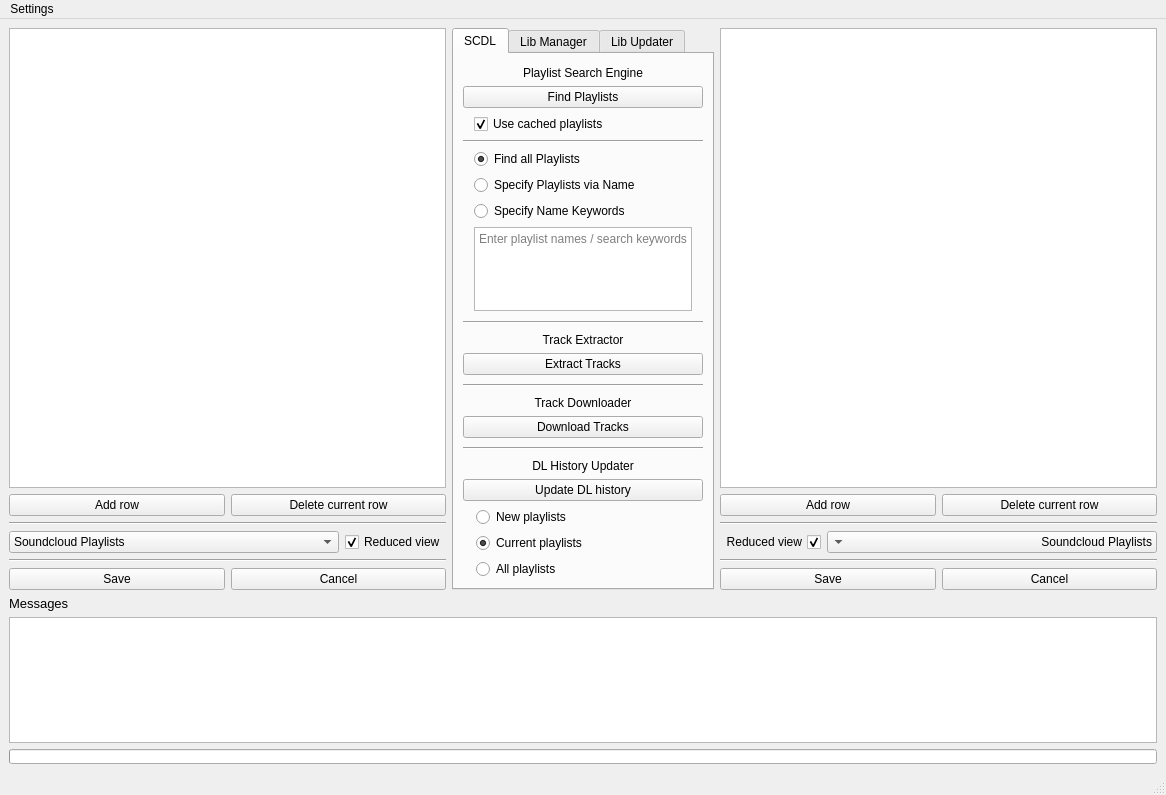
Old version of the form _02_GUI/_03_UI/00_Draft/Main.ui in the repository DST-DEV/SCDL.
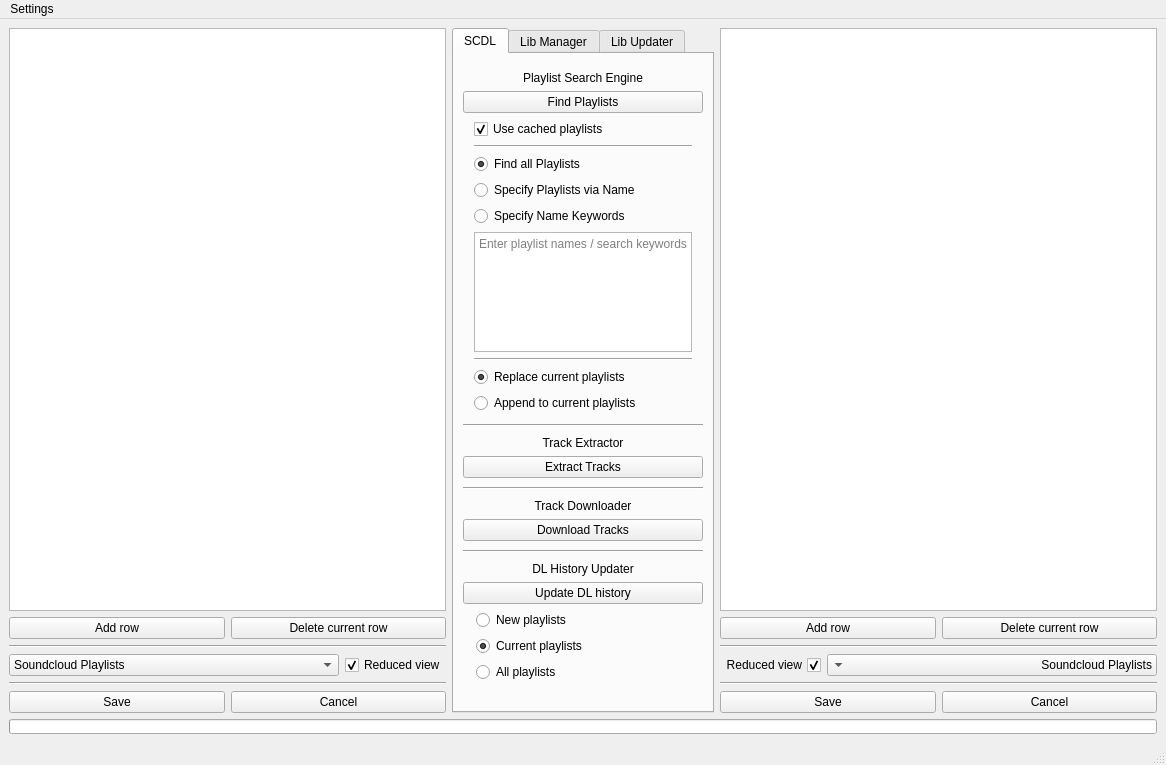
New version of the form. The open tabs and pages were chosen to show the change.

Commit message: Message window removed and buttons to select whether the results from the Soundcloud playlist extraction should replace the current values or append to them

The edit to the form file:
```diff
--- a/_02_GUI/_03_UI/00_Draft/Main.ui
+++ b/_02_GUI/_03_UI/00_Draft/Main.ui
@@ -7,7 +7,7 @@
     <x>0</x>
     <y>0</y>
     <width>1166</width>
-    <height>795</height>
+    <height>765</height>
    </rect>
   </property>
   <property name="sizePolicy">
@@ -28,7 +28,7 @@
    </property>
    <layout class="QGridLayout" name="gridLayout_2">
     <item row="0" column="0">
-     <layout class="QGridLayout" name="gridLayout" rowstretch="10,3" columnstretch="5,3,5">
+     <layout class="QGridLayout" name="gridLayout" rowstretch="100,1" columnstretch="5,3,5">
       <item row="0" column="0">
        <layout class="QGridLayout" name="grid_left">
         <item row="0" column="0" colspan="2">
@@ -290,7 +290,103 @@
          <layout class="QVBoxLayout" name="verticalLayout_3">
           <item>
            <layout class="QGridLayout" name="glayout_SCDL">
+            <item row="7" column="0">
+             <spacer name="verticalSpacer_2">
+              <property name="orientation">
+               <enum>Qt::Vertical</enum>
+              </property>
+              <property name="sizeType">
+               <enum>QSizePolicy::Fixed</enum>
+              </property>
+              <property name="sizeHint" stdset="0">
+               <size>
+                <width>20</width>
+                <height>3</height>
+               </size>
+              </property>
+             </spacer>
+            </item>
+            <item row="0" column="0">
+             <spacer name="verticalSpacer_1">
+              <property name="orientation">
+               <enum>Qt::Vertical</enum>
+              </property>
+              <property name="sizeType">
+               <enum>QSizePolicy::Fixed</enum>
+              </property>
+              <property name="sizeHint" stdset="0">
+               <size>
+                <width>20</width>
+                <height>3</height>
+               </size>
+              </property>
+             </spacer>
+            </item>
             <item row="13" column="0">
+             <spacer name="verticalSpacer_6">
+              <property name="orientation">
+               <enum>Qt::Vertical</enum>
+              </property>
+              <property name="sizeType">
+               <enum>QSizePolicy::Fixed</enum>
+              </property>
+              <property name="sizeHint" stdset="0">
+               <size>
+                <width>20</width>
+                <height>3</height>
+               </size>
+              </property>
+             </spacer>
+            </item>
+            <item row="11" column="0">
+             <spacer name="verticalSpacer_5">
+              <property name="orientation">
+               <enum>Qt::Vertical</enum>
+              </property>
+              <property name="sizeType">
+               <enum>QSizePolicy::Fixed</enum>
+              </property>
+              <property name="sizeHint" stdset="0">
+               <size>
+                <width>20</width>
+                <height>3</height>
+               </size>
+              </property>
+             </spacer>
+            </item>
+            <item row="1" column="0">
+             <spacer name="verticalSpacer_4">
+              <property name="orientation">
+               <enum>Qt::Vertical</enum>
+              </property>
+              <property name="sizeType">
+               <enum>QSizePolicy::Fixed</enum>
+              </property>
+              <property name="sizeHint" stdset="0">
+               <size>
+                <width>20</width>
+                <height>5</height>
+               </size>
+              </property>
+             </spacer>
+            </item>
+            <item row="3" column="0">
+             <spacer name="verticalSpacer_18">
+              <property name="orientation">
+               <enum>Qt::Vertical</enum>
+              </property>
+              <property name="sizeType">
+               <enum>QSizePolicy::Fixed</enum>
+              </property>
+              <property name="sizeHint" stdset="0">
+               <size>
+                <width>20</width>
+                <height>5</height>
+               </size>
+              </property>
+             </spacer>
+            </item>
+            <item row="14" column="0">
              <layout class="QGridLayout" name="glayout_dl_hist" rowstretch="0,0,0,0,0,0,0" columnstretch="1,30,1">
               <property name="sizeConstraint">
                <enum>QLayout::SetDefaultConstraint</enum>
@@ -441,38 +537,36 @@
              </layout>
             </item>
             <item row="4" column="0">
-             <spacer name="verticalSpacer_3">
+             <widget class="Line" name="line">
               <property name="orientation">
-               <enum>Qt::Vertical</enum>
+               <enum>Qt::Horizontal</enum>
               </property>
-              <property name="sizeType">
-               <enum>QSizePolicy::Fixed</enum>
-              </property>
-              <property name="sizeHint" stdset="0">
-               <size>
-                <width>20</width>
-                <height>3</height>
-               </size>
-              </property>
-             </spacer>
+             </widget>
             </item>
-            <item row="10" column="0">
-             <spacer name="verticalSpacer_5">
+            <item row="8" column="0">
+             <widget class="Line" name="line_2">
               <property name="orientation">
-               <enum>Qt::Vertical</enum>
+               <enum>Qt::Horizontal</enum>
               </property>
-              <property name="sizeType">
-               <enum>QSizePolicy::Fixed</enum>
-              </property>
-              <property name="sizeHint" stdset="0">
-               <size>
-                <width>20</width>
-                <height>3</height>
-               </size>
-              </property>
-             </spacer>
+             </widget>
             </item>
             <item row="9" column="0">
+             <spacer name="verticalSpacer">
+              <property name="orientation">
+               <enum>Qt::Vertical</enum>
+              </property>
+              <property name="sizeType">
+               <enum>QSizePolicy::Fixed</enum>
+              </property>
+              <property name="sizeHint" stdset="0">
+               <size>
+                <width>20</width>
+                <height>3</height>
+               </size>
+              </property>
+             </spacer>
+            </item>
+            <item row="10" column="0">
              <layout class="QGridLayout" name="glayout_track_dl" rowstretch="0,0,0" columnstretch="1">
               <property name="sizeConstraint">
                <enum>QLayout::SetMinimumSize</enum>
@@ -505,11 +599,108 @@
               </item>
              </layout>
             </item>
-            <item row="1" column="0">
-             <layout class="QGridLayout" name="glayout_pl_search" rowstretch="1,0,0,0,0,0,0,0,0" columnstretch="0,1,0">
+            <item row="5" column="0">
+             <spacer name="verticalSpacer_3">
+              <property name="orientation">
+               <enum>Qt::Vertical</enum>
+              </property>
+              <property name="sizeType">
+               <enum>QSizePolicy::Fixed</enum>
+              </property>
+              <property name="sizeHint" stdset="0">
+               <size>
+                <width>20</width>
+                <height>3</height>
+               </size>
+              </property>
+             </spacer>
+            </item>
+            <item row="6" column="0">
+             <layout class="QGridLayout" name="glayout_track_ext" rowstretch="10,0" columnstretch="1">
               <property name="sizeConstraint">
                <enum>QLayout::SetMinimumSize</enum>
               </property>
+              <item row="1" column="0">
+               <widget class="QPushButton" name="btn_track_ext">
+                <property name="sizePolicy">
+                 <sizepolicy hsizetype="Expanding" vsizetype="Fixed">
+                  <horstretch>0</horstretch>
+                  <verstretch>0</verstretch>
+                 </sizepolicy>
+                </property>
+                <property name="toolTip">
+                 <string>&lt;html&gt;&lt;head/&gt;&lt;body&gt;&lt;p&gt;Extract all new tracks from the playlists displayed in the found soundcloud playlists (cf. &amp;quot;Soundcloud Playlists&amp;quot; in the table dropdown)&lt;/p&gt;&lt;p&gt;&lt;span style=&quot; font-style:italic;&quot;&gt;Note:&lt;/span&gt; Single playlists can be excluded for this feature by unchecking the checkbox in the &amp;quot;include&amp;quot; column in the Soundcloud Playlists table (remember to save the table!)&lt;/p&gt;&lt;p&gt;&lt;span style=&quot; font-style:italic;&quot;&gt;Note:&lt;/span&gt; Which tracks are new is determined based on the DL History from previous program runs. If this data is incorrect, it can be updated in the DL History Updater section or manually edited (in the toolbar under settings)&lt;/p&gt;&lt;/body&gt;&lt;/html&gt;</string>
+                </property>
+                <property name="text">
+                 <string>Extract Tracks</string>
+                </property>
+               </widget>
+              </item>
+              <item row="0" column="0">
+               <widget class="QLabel" name="lbl_track_ext">
+                <property name="sizePolicy">
+                 <sizepolicy hsizetype="Expanding" vsizetype="Fixed">
+                  <horstretch>0</horstretch>
+                  <verstretch>0</verstretch>
+                 </sizepolicy>
+                </property>
+                <property name="text">
+                 <string>Track Extractor</string>
+                </property>
+                <property name="alignment">
+                 <set>Qt::AlignCenter</set>
+                </property>
+               </widget>
+              </item>
+             </layout>
+            </item>
+            <item row="12" column="0">
+             <widget class="Line" name="line_3">
+              <property name="orientation">
+               <enum>Qt::Horizontal</enum>
+              </property>
+             </widget>
+            </item>
+            <item row="2" column="0">
+             <layout class="QGridLayout" name="glayout_pl_search" rowstretch="1,0,0,0,0,0,0,0,0,0" columnstretch="0,0,0">
+              <property name="sizeConstraint">
+               <enum>QLayout::SetMinimumSize</enum>
+              </property>
+              <item row="2" column="1">
+               <widget class="QCheckBox" name="cb_use_cached">
+                <property name="sizePolicy">
+                 <sizepolicy hsizetype="Expanding" vsizetype="Fixed">
+                  <horstretch>0</horstretch>
+                  <verstretch>0</verstretch>
+                 </sizepolicy>
+                </property>
+                <property name="toolTip">
+                 <string>&lt;html&gt;&lt;head/&gt;&lt;body&gt;&lt;p&gt;Use the found playlists from the last time the playlists were extracted from Soundcloud.&lt;/p&gt;&lt;p&gt;&lt;span style=&quot; font-style:italic;&quot;&gt;Note: &lt;/span&gt;This is specific to the soundcloud account&lt;/p&gt;&lt;/body&gt;&lt;/html&gt;</string>
+                </property>
+                <property name="text">
+                 <string>Use cached playlists</string>
+                </property>
+                <property name="checked">
+                 <bool>true</bool>
+                </property>
+               </widget>
+              </item>
+              <item row="2" column="0">
+               <spacer name="hSpace_pl_search_l">
+                <property name="orientation">
+                 <enum>Qt::Horizontal</enum>
+                </property>
+                <property name="sizeType">
+                 <enum>QSizePolicy::Fixed</enum>
+                </property>
+                <property name="sizeHint" stdset="0">
+                 <size>
+                  <width>5</width>
+                  <height>20</height>
+                 </size>
+                </property>
+               </spacer>
+              </item>
               <item row="4" column="1">
                <widget class="QRadioButton" name="rbtn_pl_all">
                 <property name="sizePolicy">
@@ -535,28 +726,61 @@
                 </attribute>
                </widget>
               </item>
-              <item row="5" column="1">
-               <widget class="QRadioButton" name="rbtn_pl_search_name">
-                <property name="sizePolicy">
-                 <sizepolicy hsizetype="Expanding" vsizetype="Fixed">
-                  <horstretch>0</horstretch>
-                  <verstretch>0</verstretch>
-                 </sizepolicy>
+              <item row="3" column="1">
+               <widget class="Line" name="line_pl_search_top">
+                <property name="orientation">
+                 <enum>Qt::Horizontal</enum>
                 </property>
-                <property name="toolTip">
-                 <string>&lt;html&gt;&lt;head/&gt;&lt;body&gt;&lt;p&gt;Extract only the playlist, which exactly matches the name entered in the text field below&lt;/p&gt;&lt;/body&gt;&lt;/html&gt;</string>
-                </property>
-                <property name="text">
-                 <string>Specify Playlists via Name</string>
-                </property>
-                <property name="checked">
-                 <bool>false</bool>
-                </property>
-                <attribute name="buttonGroup">
-                 <string notr="true">BtnGroup_extr_pl</string>
-                </attribute>
                </widget>
               </item>
+              <item row="9" column="1">
+               <layout class="QVBoxLayout" name="verticalLayout_5">
+                <property name="sizeConstraint">
+                 <enum>QLayout::SetMinimumSize</enum>
+                </property>
+                <item>
+                 <widget class="QRadioButton" name="radioButton_3">
+                  <property name="sizePolicy">
+                   <sizepolicy hsizetype="Minimum" vsizetype="Fixed">
+                    <horstretch>0</horstretch>
+                    <verstretch>0</verstretch>
+                   </sizepolicy>
+                  </property>
+                  <property name="toolTip">
+                   <string>&lt;html&gt;&lt;head/&gt;&lt;body&gt;&lt;p&gt;Replace the current playlists list with the results from the search&lt;/p&gt;&lt;/body&gt;&lt;/html&gt;</string>
+                  </property>
+                  <property name="text">
+                   <string>Replace current playlists</string>
+                  </property>
+                  <property name="checked">
+                   <bool>true</bool>
+                  </property>
+                  <attribute name="buttonGroup">
+                   <string notr="true">BtnGroup_extr_pl_save_mode</string>
+                  </attribute>
+                 </widget>
+                </item>
+                <item>
+                 <widget class="QRadioButton" name="radioButton_4">
+                  <property name="sizePolicy">
+                   <sizepolicy hsizetype="Minimum" vsizetype="Fixed">
+                    <horstretch>0</horstretch>
+                    <verstretch>0</verstretch>
+                   </sizepolicy>
+                  </property>
+                  <property name="toolTip">
+                   <string>&lt;html&gt;&lt;head/&gt;&lt;body&gt;&lt;p&gt;Add results from the search to the current playlists list&lt;/p&gt;&lt;/body&gt;&lt;/html&gt;</string>
+                  </property>
+                  <property name="text">
+                   <string>Append to current playlists</string>
+                  </property>
+                  <attribute name="buttonGroup">
+                   <string notr="true">BtnGroup_extr_pl_save_mode</string>
+                  </attribute>
+                 </widget>
+                </item>
+               </layout>
+              </item>
               <item row="6" column="1">
                <widget class="QRadioButton" name="rbtn_pl_search_key">
                 <property name="sizePolicy">
@@ -579,6 +803,22 @@
                 </attribute>
                </widget>
               </item>
+              <item row="1" column="0" colspan="3">
+               <widget class="QPushButton" name="btn_pl_search">
+                <property name="sizePolicy">
+                 <sizepolicy hsizetype="Expanding" vsizetype="Fixed">
+                  <horstretch>0</horstretch>
+                  <verstretch>0</verstretch>
+                 </sizepolicy>
+                </property>
+                <property name="toolTip">
+                 <string>Find playlists matchin the search criteria specified below</string>
+                </property>
+                <property name="text">
+                 <string>Find Playlists</string>
+                </property>
+               </widget>
+              </item>
               <item row="0" column="0" colspan="3">
                <widget class="QLabel" name="lbl_pl_search">
                 <property name="sizePolicy">
@@ -595,8 +835,31 @@
                 </property>
                </widget>
               </item>
-              <item row="2" column="1">
-               <widget class="QCheckBox" name="cb_use_cached">
+              <item row="8" column="1">
+               <widget class="Line" name="line_pl_search_middle">
+                <property name="orientation">
+                 <enum>Qt::Horizontal</enum>
+                </property>
+               </widget>
+              </item>
+              <item row="2" column="2">
+               <spacer name="hSpace_pl_search_r">
+                <property name="orientation">
+                 <enum>Qt::Horizontal</enum>
+                </property>
+                <property name="sizeType">
+                 <enum>QSizePolicy::Fixed</enum>
+                </property>
+                <property name="sizeHint" stdset="0">
+                 <size>
+                  <width>5</width>
+                  <height>20</height>
+                 </size>
+                </property>
+               </spacer>
+              </item>
+              <item row="5" column="1">
+               <widget class="QRadioButton" name="rbtn_pl_search_name">
                 <property name="sizePolicy">
                  <sizepolicy hsizetype="Expanding" vsizetype="Fixed">
                   <horstretch>0</horstretch>
@@ -607,10 +870,10 @@
                  <string>&lt;html&gt;&lt;head/&gt;&lt;body&gt;&lt;p&gt;Use the found playlists from the last time the playlists were extracted from Soundcloud.&lt;/p&gt;&lt;p&gt;&lt;span style=&quot; font-style:italic;&quot;&gt;Note: &lt;/span&gt;This is specific to the soundcloud account&lt;/p&gt;&lt;/body&gt;&lt;/html&gt;</string>
                 </property>
                 <property name="text">
-                 <string>Use cached playlists</string>
+                 <string>Specify Playlists via Name</string>
                 </property>
                 <property name="checked">
-                 <bool>true</bool>
+                 <bool>false</bool>
                 </property>
                </widget>
               </item>
@@ -642,219 +905,8 @@
                 </property>
                </widget>
               </item>
-              <item row="8" column="1">
-               <spacer name="verticalSpacer_18">
-                <property name="orientation">
-                 <enum>Qt::Vertical</enum>
-                </property>
-                <property name="sizeType">
-                 <enum>QSizePolicy::Fixed</enum>
-                </property>
-                <property name="sizeHint" stdset="0">
-                 <size>
-                  <width>20</width>
-                  <height>1</height>
-                 </size>
-                </property>
-               </spacer>
-              </item>
-              <item row="1" column="0" colspan="3">
-               <widget class="QPushButton" name="btn_pl_search">
-                <property name="sizePolicy">
-                 <sizepolicy hsizetype="Expanding" vsizetype="Fixed">
-                  <horstretch>0</horstretch>
-                  <verstretch>0</verstretch>
-                 </sizepolicy>
-                </property>
-                <property name="toolTip">
-                 <string>Find playlists matchin the search criteria specified below</string>
-                </property>
-                <property name="text">
-                 <string>Find Playlists</string>
-                </property>
-               </widget>
-              </item>
-              <item row="2" column="0">
-               <spacer name="hSpace_pl_search_l">
-                <property name="orientation">
-                 <enum>Qt::Horizontal</enum>
-                </property>
-                <property name="sizeType">
-                 <enum>QSizePolicy::Fixed</enum>
-                </property>
-                <property name="sizeHint" stdset="0">
-                 <size>
-                  <width>5</width>
-                  <height>20</height>
-                 </size>
-                </property>
-               </spacer>
-              </item>
-              <item row="2" column="2">
-               <spacer name="hSpace_pl_search_r">
-                <property name="orientation">
-                 <enum>Qt::Horizontal</enum>
-                </property>
-                <property name="sizeType">
-                 <enum>QSizePolicy::Fixed</enum>
-                </property>
-                <property name="sizeHint" stdset="0">
-                 <size>
-                  <width>5</width>
-                  <height>20</height>
-                 </size>
-                </property>
-               </spacer>
-              </item>
-              <item row="3" column="0" colspan="3">
-               <widget class="Line" name="line_pl_search">
-                <property name="orientation">
-                 <enum>Qt::Horizontal</enum>
-                </property>
-               </widget>
-              </item>
              </layout>
             </item>
-            <item row="3" column="0">
-             <widget class="Line" name="line">
-              <property name="orientation">
-               <enum>Qt::Horizontal</enum>
-              </property>
-             </widget>
-            </item>
-            <item row="11" column="0">
-             <widget class="Line" name="line_3">
-              <property name="orientation">
-               <enum>Qt::Horizontal</enum>
-              </property>
-             </widget>
-            </item>
-            <item row="5" column="0">
-             <layout class="QGridLayout" name="glayout_track_ext" rowstretch="10,0" columnstretch="1">
-              <property name="sizeConstraint">
-               <enum>QLayout::SetMinimumSize</enum>
-              </property>
-              <item row="1" column="0">
-               <widget class="QPushButton" name="btn_track_ext">
-                <property name="sizePolicy">
-                 <sizepolicy hsizetype="Expanding" vsizetype="Fixed">
-                  <horstretch>0</horstretch>
-                  <verstretch>0</verstretch>
-                 </sizepolicy>
-                </property>
-                <property name="toolTip">
-                 <string>&lt;html&gt;&lt;head/&gt;&lt;body&gt;&lt;p&gt;Extract all new tracks from the playlists displayed in the found soundcloud playlists (cf. &amp;quot;Soundcloud Playlists&amp;quot; in the table dropdown)&lt;/p&gt;&lt;p&gt;&lt;span style=&quot; font-style:italic;&quot;&gt;Note:&lt;/span&gt; Single playlists can be excluded for this feature by unchecking the checkbox in the &amp;quot;include&amp;quot; column in the Soundcloud Playlists table (remember to save the table!)&lt;/p&gt;&lt;p&gt;&lt;span style=&quot; font-style:italic;&quot;&gt;Note:&lt;/span&gt; Which tracks are new is determined based on the DL History from previous program runs. If this data is incorrect, it can be updated in the DL History Updater section or manually edited (in the toolbar under settings)&lt;/p&gt;&lt;/body&gt;&lt;/html&gt;</string>
-                </property>
-                <property name="text">
-                 <string>Extract Tracks</string>
-                </property>
-               </widget>
-              </item>
-              <item row="0" column="0">
-               <widget class="QLabel" name="lbl_track_ext">
-                <property name="sizePolicy">
-                 <sizepolicy hsizetype="Expanding" vsizetype="Fixed">
-                  <horstretch>0</horstretch>
-                  <verstretch>0</verstretch>
-                 </sizepolicy>
-                </property>
-                <property name="text">
-                 <string>Track Extractor</string>
-                </property>
-                <property name="alignment">
-                 <set>Qt::AlignCenter</set>
-                </property>
-               </widget>
-              </item>
-             </layout>
-            </item>
-            <item row="6" column="0">
-             <spacer name="verticalSpacer_2">
-              <property name="orientation">
-               <enum>Qt::Vertical</enum>
-              </property>
-              <property name="sizeType">
-               <enum>QSizePolicy::Fixed</enum>
-              </property>
-              <property name="sizeHint" stdset="0">
-               <size>
-                <width>20</width>
-                <height>3</height>
-               </size>
-              </property>
-             </spacer>
-            </item>
-            <item row="12" column="0">
-             <spacer name="verticalSpacer_6">
-              <property name="orientation">
-               <enum>Qt::Vertical</enum>
-              </property>
-              <property name="sizeType">
-               <enum>QSizePolicy::Fixed</enum>
-              </property>
-              <property name="sizeHint" stdset="0">
-               <size>
-                <width>20</width>
-                <height>3</height>
-               </size>
-              </property>
-             </spacer>
-            </item>
-            <item row="7" column="0">
-             <widget class="Line" name="line_2">
-              <property name="orientation">
-               <enum>Qt::Horizontal</enum>
-              </property>
-             </widget>
-            </item>
-            <item row="8" column="0">
-             <spacer name="verticalSpacer">
-              <property name="orientation">
-               <enum>Qt::Vertical</enum>
-              </property>
-              <property name="sizeType">
-               <enum>QSizePolicy::Fixed</enum>
-              </property>
-              <property name="sizeHint" stdset="0">
-               <size>
-                <width>20</width>
-                <height>3</height>
-               </size>
-              </property>
-             </spacer>
-            </item>
-            <item row="0" column="0">
-             <spacer name="verticalSpacer_1">
-              <property name="orientation">
-               <enum>Qt::Vertical</enum>
-              </property>
-              <property name="sizeType">
-               <enum>QSizePolicy::Fixed</enum>
-              </property>
-              <property name="sizeHint" stdset="0">
-               <size>
-                <width>20</width>
-                <height>3</height>
-               </size>
-              </property>
-             </spacer>
-            </item>
-            <item row="2" column="0">
-             <spacer name="verticalSpacer_4">
-              <property name="orientation">
-               <enum>Qt::Vertical</enum>
-              </property>
-              <property name="sizeType">
-               <enum>QSizePolicy::Fixed</enum>
-              </property>
-              <property name="sizeHint" stdset="0">
-               <size>
-                <width>20</width>
-                <height>3</height>
-               </size>
-              </property>
-             </spacer>
-            </item>
            </layout>
           </item>
          </layout>
@@ -1672,26 +1724,8 @@
        </widget>
       </item>
       <item row="1" column="0" colspan="3">
-       <layout class="QGridLayout" name="glayout_msg" rowstretch="1,100,1" columnstretch="1">
+       <layout class="QGridLayout" name="glayout_msg" rowstretch="1" columnstretch="0">
         <item row="0" column="0">
-         <widget class="QLabel" name="lbl_msg">
-          <property name="sizePolicy">
-           <sizepolicy hsizetype="Preferred" vsizetype="Fixed">
-            <horstretch>0</horstretch>
-            <verstretch>0</verstretch>
-           </sizepolicy>
-          </property>
-          <property name="font">
-           <font>
-            <pointsize>10</pointsize>
-           </font>
-          </property>
-          <property name="text">
-           <string>Messages</string>
-          </property>
-         </widget>
-        </item>
-        <item row="2" column="0">
          <widget class="QProgressBar" name="progressBar">
           <property name="sizePolicy">
            <sizepolicy hsizetype="Expanding" vsizetype="Fixed">
@@ -1719,40 +1753,6 @@
           </property>
          </widget>
         </item>
-        <item row="1" column="0">
-         <widget class="QTextEdit" name="txtedit_messages">
-          <property name="enabled">
-           <bool>true</bool>
-          </property>
-          <property name="sizePolicy">
-           <sizepolicy hsizetype="Preferred" vsizetype="Expanding">
-            <horstretch>0</horstretch>
-            <verstretch>0</verstretch>
-           </sizepolicy>
-          </property>
-          <property name="minimumSize">
-           <size>
-            <width>0</width>
-            <height>70</height>
-           </size>
-          </property>
-          <property name="maximumSize">
-           <size>
-            <width>16777215</width>
-            <height>150</height>
-           </size>
-          </property>
-          <property name="sizeIncrement">
-           <size>
-            <width>0</width>
-            <height>0</height>
-           </size>
-          </property>
-          <property name="readOnly">
-           <bool>true</bool>
-          </property>
-         </widget>
-        </item>
        </layout>
       </item>
      </layout>
```
Left out of the diff: 14 changed lines with no effect on the pictures. The commit also changes 5 other files.
